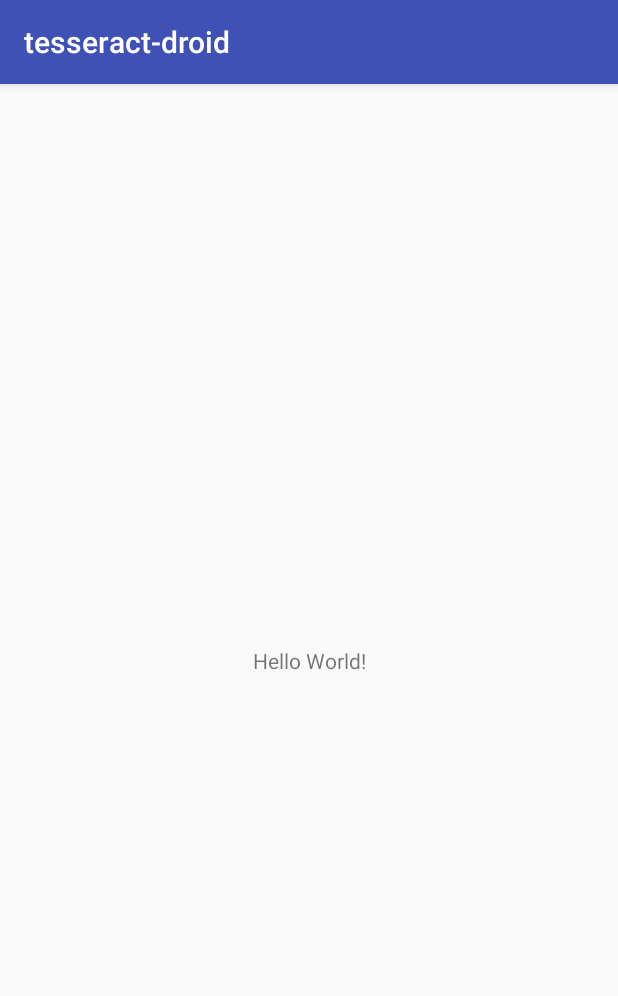
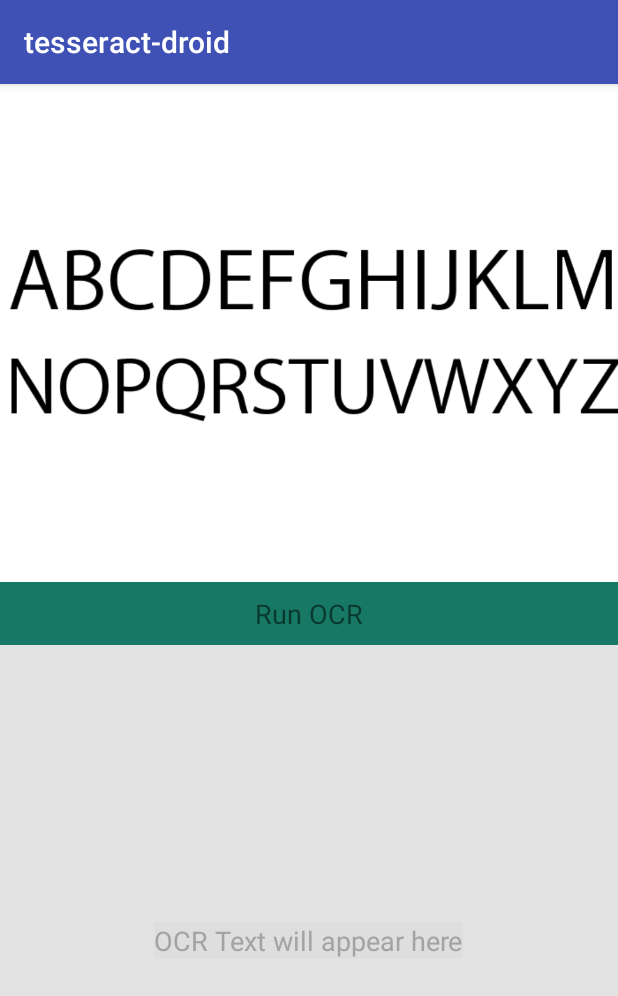
Before and after one commit to TheDancerCodes/tesseract-droid, an Android app: the screen it shows after launch (MainActivity), on a phone screen of 412 x 824 dp. Shown: the top 996 px of the screen. Run offline under Robolectric (Android 15) with nearby library versions, the phone set to English and light mode, and no system bars.

Commit message:
[FEATURE] Design the Activity.

```diff
--- a/app/src/main/res/layout/activity_main.xml
+++ b/app/src/main/res/layout/activity_main.xml
@@ -1,19 +1,65 @@
 <?xml version="1.0" encoding="utf-8"?>
-<android.support.constraint.ConstraintLayout
-    xmlns:android="http://schemas.android.com/apk/res/android"
-    xmlns:app="http://schemas.android.com/apk/res-auto"
+
+<LinearLayout xmlns:android="http://schemas.android.com/apk/res/android"
               xmlns:tools="http://schemas.android.com/tools"
+              android:orientation="vertical"
               android:layout_width="match_parent"
               android:layout_height="match_parent"
-    tools:context="com.thedancercodes.tesseract_droid.MainActivity">
+              tools:context=".MainActivity"
+              android:weightSum="1">
+
+    <RelativeLayout
+        android:layout_width="match_parent"
+        android:layout_height="332dp"
+        android:background="#ffffff"
+        android:id="@+id/ImageContainer">
+
+        <ImageView
+            android:layout_width="match_parent"
+            android:layout_height="match_parent"
+            android:id="@+id/imageView"
+            android:src="@drawable/test_image"/>
+
+    </RelativeLayout>
+
+    <RelativeLayout
+        android:layout_width="match_parent"
+        android:layout_height="42dp"
+        android:layout_alignParentTop="true"
+        android:layout_alignParentStart="true"
+        android:clickable="true"
+        android:onClick="processImage"
+        android:background="#167865"
+        android:id="@+id/OCRButtonContainer"
+        android:layout_alignParentLeft="true">
 
         <TextView
             android:layout_width="wrap_content"
             android:layout_height="wrap_content"
-        android:text="Hello World!"
-        app:layout_constraintBottom_toBottomOf="parent"
-        app:layout_constraintLeft_toLeftOf="parent"
-        app:layout_constraintRight_toRightOf="parent"
-        app:layout_constraintTop_toTopOf="parent"/>
+            android:text="Run OCR"
+            android:id="@+id/OCRbutton"
+            android:textSize="18dp"
+            android:layout_centerVertical="true"
+            android:layout_centerHorizontal="true"
+            android:clickable="true"
+            android:onClick="processImage"/>
+    </RelativeLayout>
 
-</android.support.constraint.ConstraintLayout>
+    <RelativeLayout
+        android:layout_width="match_parent"
+        android:layout_height="match_parent"
+        android:background="#e4e3e3"
+        android:id="@+id/OCRTextContainer">
+
+        <TextView
+            android:layout_width="wrap_content"
+            android:layout_height="wrap_content"
+            android:text="OCR Text will appear here"
+            android:id="@+id/OCRTextView"
+            android:textSize="18dp"
+            android:layout_centerVertical="true"
+            android:layout_centerHorizontal="true"
+            android:background="#dedede"
+            android:textColor="#a3a3a3" />
+    </RelativeLayout>
+</LinearLayout>
```
Lines whose indentation alone changed are shown as unchanged.
